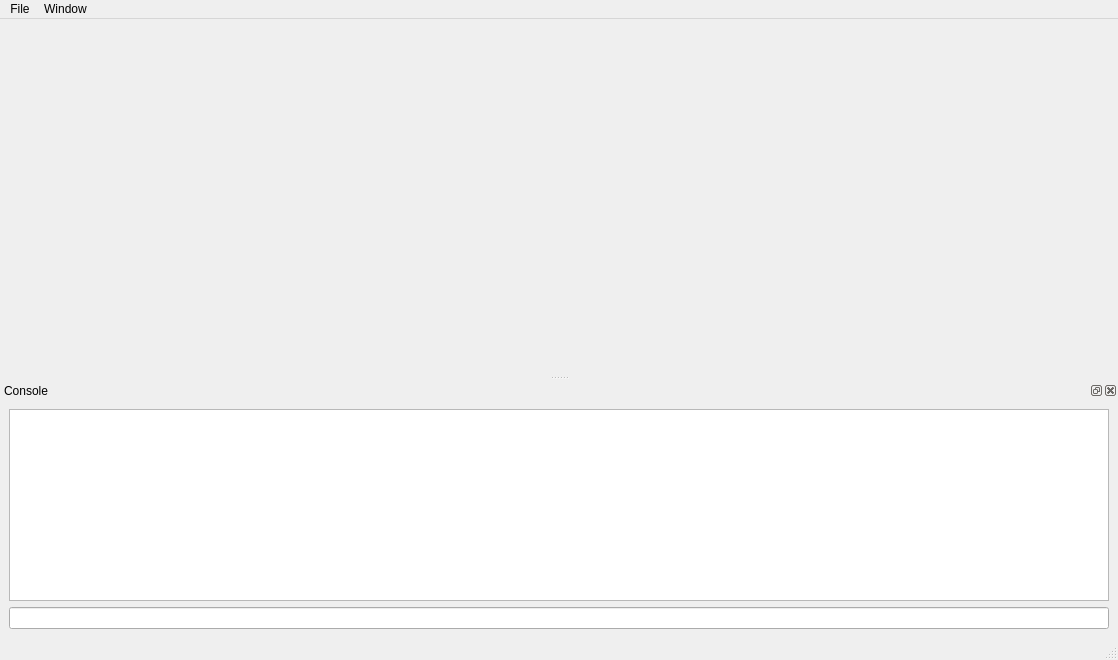
First picture: the form in pennygui.ui, repository HITOA/PennyDbg, before the edit.
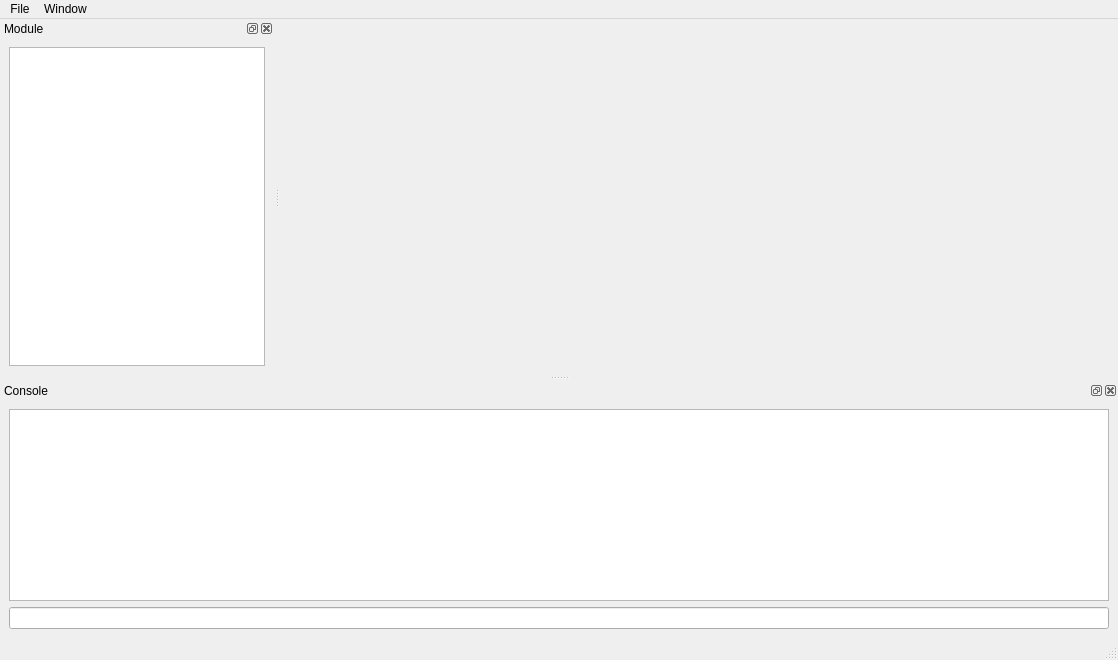
Second picture: the form after the edit.

Patch:
```diff
--- a/pennygui.ui
+++ b/pennygui.ui
@@ -57,6 +57,43 @@
     </layout>
    </widget>
   </widget>
+  <widget class="QDockWidget" name="ModulesWindow">
+   <property name="windowTitle">
+    <string>Module</string>
+   </property>
+   <attribute name="dockWidgetArea">
+    <number>1</number>
+   </attribute>
+   <widget class="QWidget" name="dockWidgetContents_3">
+    <layout class="QVBoxLayout" name="verticalLayout_3">
+     <item>
+      <widget class="QTableView" name="ModulesTable">
+       <property name="frameShape">
+        <enum>QFrame::StyledPanel</enum>
+       </property>
+       <property name="alternatingRowColors">
+        <bool>true</bool>
+       </property>
+       <property name="selectionMode">
+        <enum>QAbstractItemView::SingleSelection</enum>
+       </property>
+       <property name="selectionBehavior">
+        <enum>QAbstractItemView::SelectRows</enum>
+       </property>
+       <property name="sortingEnabled">
+        <bool>true</bool>
+       </property>
+       <attribute name="horizontalHeaderCascadingSectionResizes">
+        <bool>false</bool>
+       </attribute>
+       <attribute name="horizontalHeaderStretchLastSection">
+        <bool>true</bool>
+       </attribute>
+      </widget>
+     </item>
+    </layout>
+   </widget>
+  </widget>
   <action name="actionOpen_Process">
    <property name="text">
     <string>Open Process</string>
```
Left out of the diff: 4 changed lines with no effect on the pictures.
